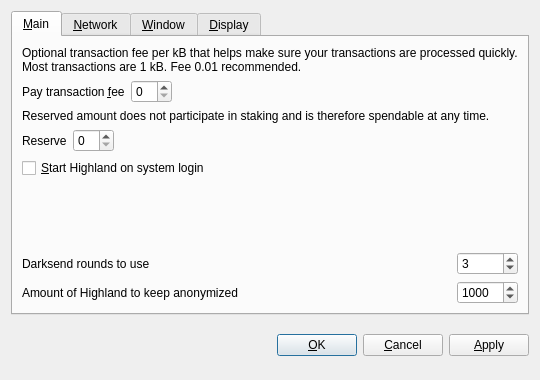
This is src/qt/forms/optionsdialog.ui in hronopay/fd as Qt 5 draws it before an edit. The edited form follows.
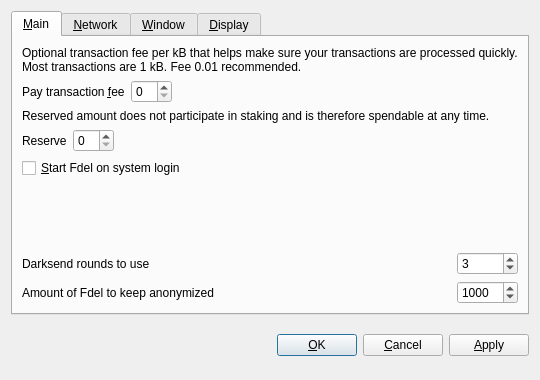
This is the edited form. Custom widgets are drawn as their Qt base class.

The edit to the form file:
```diff
--- a/src/qt/forms/optionsdialog.ui
+++ b/src/qt/forms/optionsdialog.ui
@@ -128,7 +128,7 @@
           <string>Automatically start Highland after logging in to the system.</string>
          </property>
          <property name="text">
-          <string>&amp;Start Highland on system login</string>
+          <string>&amp;Start Fdel on system login</string>
          </property>
         </widget>
        </item>
@@ -186,7 +186,7 @@
           <string notr="true"/>
          </property>
          <property name="text">
-          <string>Amount of Highland to keep anonymized</string>
+          <string>Amount of Fdel to keep anonymized</string>
          </property>
         </widget>
        </item>
```
Left out of the diff: 10 changed lines with no effect on the pictures.
